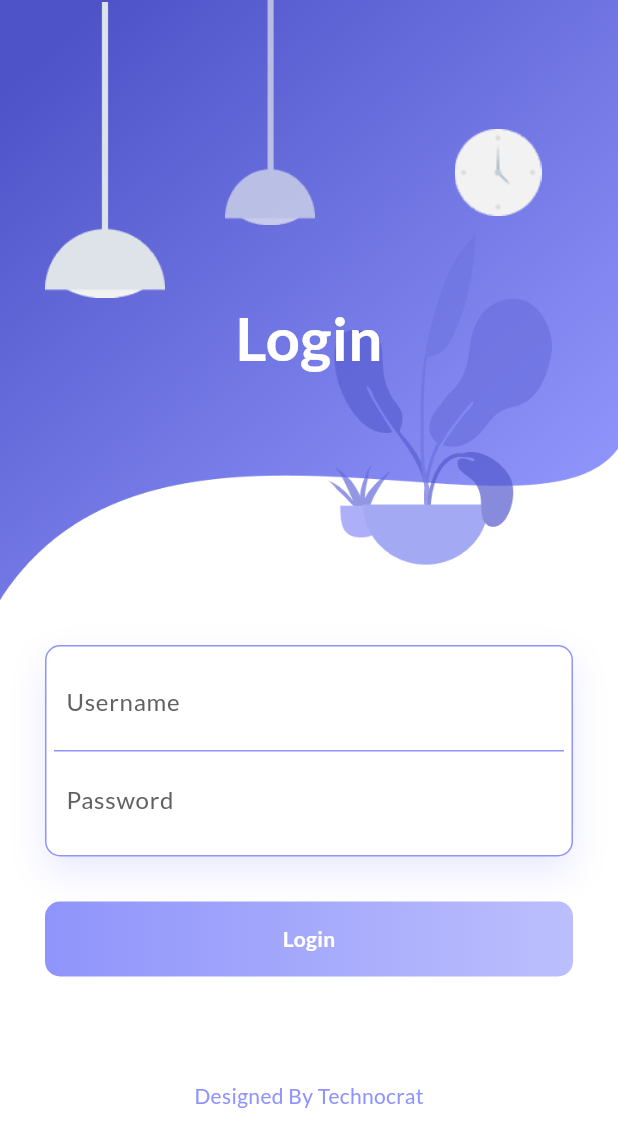
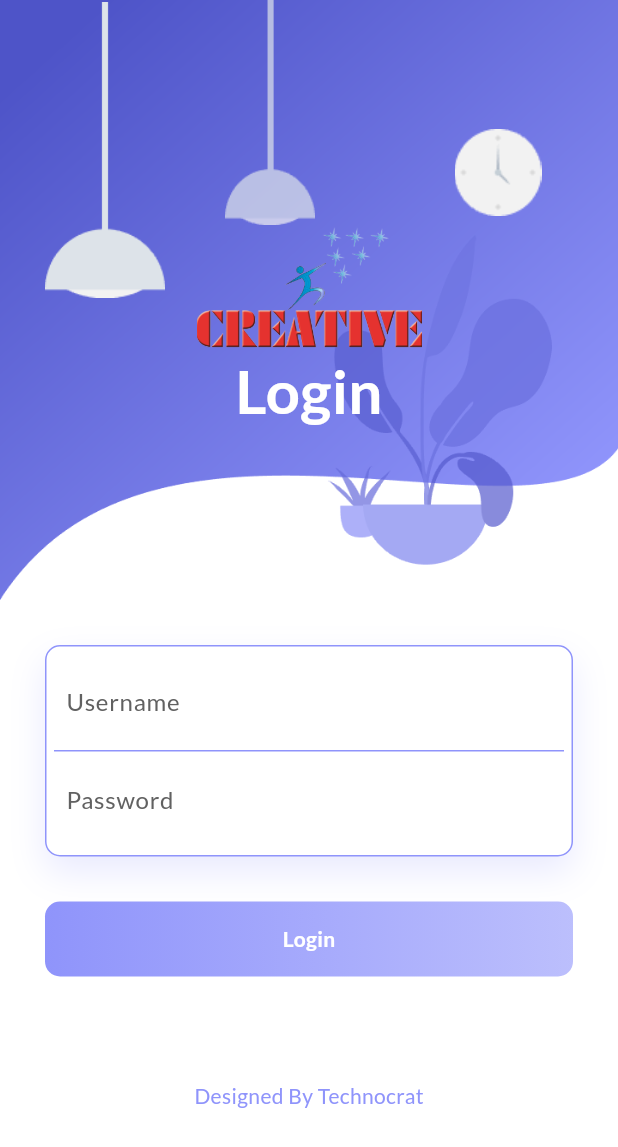
Before and after one commit to RakeshKumarSenapati/Staff_task_management, a Flutter app: the screen it shows after launch, on a phone screen of 412 x 824 dp. Shown: the top 1147 px of the screen. Run offline on Flutter 3.47's test engine with Material 3 defaults, Android fonts, the phone set to English and light mode, and no system bars; our stand-ins replace animate_do, file_picker, flutter_svg, fluttertoast, google_fonts, image_picker and 2 more; missing offline and left inert: flutter_phone_direct_caller, mobile_scanner, qr_scanner_overlay.

Commit message:
all changes

```diff
--- a/lib/mobile/detailsMobile.dart
+++ b/lib/mobile/detailsMobile.dart
@@ -10,6 +10,7 @@ class DetailsMobile extends StatelessWidget {
   @override
   Widget build(BuildContext context) {
     return MaterialApp(
+
       title: 'Activity Manager',
       debugShowCheckedModeBanner: false,
       theme: ThemeData(
--- a/lib/mobile/mob_login.dart
+++ b/lib/mobile/mob_login.dart
@@ -146,16 +146,24 @@ class _Mob_Login_PageState extends State<Mob_Login_Page> {
                         child: FadeInUp(
                             duration: Duration(milliseconds: 1600),
                             child: Container(
-                              margin: EdgeInsets.only(top: 50),
+                              margin: EdgeInsets.only(top: 150),
                               child: Center(
-                                child: Text(
+                                  child: Column(
+                                children: [
+                                  Image.asset(
+                                    'assets/images/ctclogo.png',
+                                    width:
+                                        150, // Set the width as needed for larger screens
+                                  ),
+                                  Text(
                                     "Login",
                                     style: TextStyle(
                                         color: Colors.white,
                                         fontSize: 40,
                                         fontWeight: FontWeight.bold),
                                   ),
-                              ),
+                                ],
+                              )),
                             )),
                       )
                     ],
```
Also changed, not shown: lib/ContactEdit.dart (+7 -11 lines). Lines whose indentation alone changed are shown as unchanged.
